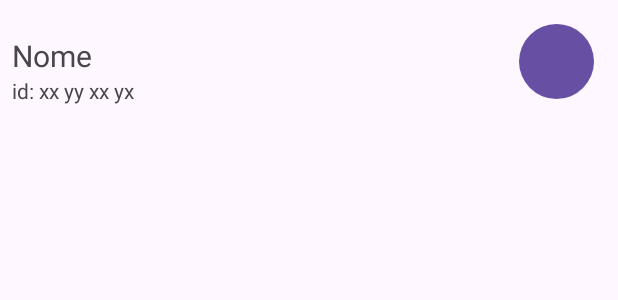
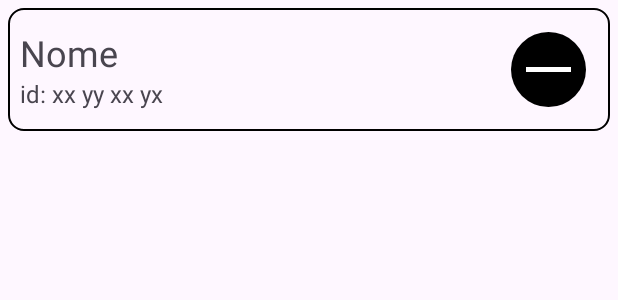
Before and after one commit to artcarvalho/DreamLock, an Android app: the layout lista_usuarios.xml on its own in the app's theme, with its tools: preview values and no code run, on a phone screen of 412 x 824 dp. Shown: the top 300 px of the screen. Run offline under Robolectric (Android 15) with nearby library versions, the phone set to English and light mode, and no system bars; Roboto replaces fonts that are not available here.

Commit message:
deletando itens, da lista de usuarios

```diff
--- a/app/src/main/java/artur/renata/dreamlock/activity/UsuariosActivity.java
+++ b/app/src/main/java/artur/renata/dreamlock/activity/UsuariosActivity.java
@@ -48,8 +48,9 @@ public class UsuariosActivity extends AppCompatActivity {
         rvItensID.setHasFixedSize(true);
         RecyclerView.LayoutManager layoutManager = new LinearLayoutManager(this);
         rvItensID.setLayoutManager(layoutManager);
-        DividerItemDecoration dividerItemDecoration = new DividerItemDecoration(rvItensID.getContext(), DividerItemDecoration.VERTICAL);
-        rvItensID.addItemDecoration(dividerItemDecoration);
+
+        //DividerItemDecoration dividerItemDecoration = new DividerItemDecoration(rvItensID.getContext(), DividerItemDecoration.VERTICAL);
+        //rvItensID.addItemDecoration(dividerItemDecoration); //isso só decora
 
 
     }
--- a/app/src/main/java/artur/renata/dreamlock/adapter/adapter_user.java
+++ b/app/src/main/java/artur/renata/dreamlock/adapter/adapter_user.java
@@ -3,6 +3,7 @@ package artur.renata.dreamlock.adapter;
 import android.view.LayoutInflater;
 import android.view.View;
 import android.view.ViewGroup;
+import android.widget.Button;
 import android.widget.TextView;
 
 import androidx.annotation.NonNull;
@@ -32,11 +33,13 @@ public class adapter_user extends RecyclerView.Adapter{
         LayoutInflater inflater = LayoutInflater.from(usuarios);
         View v = inflater.inflate(R.layout.lista_usuarios,parent,false);
         return new viewHolder_user(v);
+
     }
 
     @Override
     public void onBindViewHolder(@NonNull RecyclerView.ViewHolder holder, int position) {
-        idModel id = ids.get(position);
+        int pos = position;
+        idModel id = ids.get(pos);
         View v = holder.itemView;
 
         TextView nomeView = v.findViewById(R.id.nome_userView);
@@ -44,10 +47,22 @@ public class adapter_user extends RecyclerView.Adapter{
 
         TextView idView = v.findViewById(R.id.id_tagView);
         idView.setText(id.id);
+        Button btn_apagar = v.findViewById(R.id.btn_removeUser);
+        btn_apagar.setOnClickListener(new View.OnClickListener() {
+            @Override
+            public void onClick(View v) {
+                removeAt(pos);
+            }
+        });
     }
 
     @Override
     public int getItemCount() {
         return ids.size();
     }
+    public void removeAt(int position) {
+        ids.remove(position);
+        notifyItemRemoved(position);
+        notifyItemRangeChanged(position, ids.size());
+    }
 }
--- /dev/null
+++ b/app/src/main/res/drawable/border.xml
@@ -0,0 +1,8 @@
+<?xml version="1.0" encoding="utf-8"?>
+<shape xmlns:android="http://schemas.android.com/apk/res/android"
+    android:shape="rectangle">
+
+    <stroke android:color="@color/black" android:width="1dp"/>
+    <corners android:radius="10dp" />
+
+    ></shape>
--- a/app/src/main/res/drawable/circulo.xml
+++ b/app/src/main/res/drawable/circulo.xml
@@ -5,7 +5,6 @@
     <solid
         android:color="#000000"/>
 
-
     <corners android:radius="100dp"/>
 
     ></shape>
--- /dev/null
+++ b/app/src/main/res/drawable/line.xml
@@ -0,0 +1,13 @@
+<?xml version="1.0" encoding="utf-8"?>
+<shape xmlns:android="http://schemas.android.com/apk/res/android"
+    android:shape="rectangle">
+
+    <solid
+        android:color="#FFFFFF"/>
+
+    <size
+        android:height="3dp"
+        android:width="30dp"
+        />
+
+    ></shape>
--- a/app/src/main/res/layout/activity_usuarios.xml
+++ b/app/src/main/res/layout/activity_usuarios.xml
@@ -11,10 +11,6 @@
         android:id="@+id/listaPessoas"
         android:layout_width="0dp"
         android:layout_height="0dp"
-        android:layout_marginStart="8dp"
-        android:layout_marginTop="8dp"
-        android:layout_marginEnd="8dp"
-        android:layout_marginBottom="8dp"
         android:background="#FFFFFF"
         app:layout_constraintBottom_toBottomOf="parent"
         app:layout_constraintEnd_toEndOf="parent"
--- a/app/src/main/res/layout/lista_usuarios.xml
+++ b/app/src/main/res/layout/lista_usuarios.xml
@@ -3,7 +3,10 @@
     xmlns:app="http://schemas.android.com/apk/res-auto"
     xmlns:tools="http://schemas.android.com/tools"
     android:layout_width="match_parent"
-    android:layout_height="wrap_content">
+    android:layout_height="wrap_content"
+    android:layout_margin="5dp"
+    android:background="@drawable/border"
+    android:padding="0dp">
 
     <TextView
         android:id="@+id/nome_userView"
@@ -12,16 +15,18 @@
         android:layout_marginStart="8dp"
         android:layout_marginBottom="8dp"
         android:text="Nome"
-        android:textSize="20sp"
+        android:textSize="24sp"
         app:layout_constraintBottom_toBottomOf="parent"
         app:layout_constraintStart_toStartOf="parent"
-        app:layout_constraintTop_toTopOf="parent" />
+        app:layout_constraintTop_toTopOf="parent"
+        app:layout_constraintVertical_bias="0.32999998" />
 
     <TextView
         android:id="@+id/id_tagView"
         android:layout_width="wrap_content"
         android:layout_height="wrap_content"
         android:text="xx yy xx yx"
+        android:textSize="16sp"
         app:layout_constraintStart_toEndOf="@+id/textView3"
         app:layout_constraintTop_toBottomOf="@+id/nome_userView" />
 
@@ -31,6 +36,7 @@
         android:layout_height="wrap_content"
         android:layout_marginStart="8dp"
         android:text="id: "
+        android:textSize="16sp"
         app:layout_constraintStart_toStartOf="parent"
         app:layout_constraintTop_toBottomOf="@+id/nome_userView" />
 
@@ -42,12 +48,21 @@
         android:layout_marginEnd="16dp"
         android:layout_marginBottom="16dp"
         android:background="@drawable/circulo"
-        android:backgroundTint="#000000"
-        android:textColorHighlight="#00FFFFFF"
-        android:textColorHint="#000000"
-        android:textColorLink="#00FFFFFF"
+        app:backgroundTint="@null"
         app:layout_constraintBottom_toBottomOf="parent"
         app:layout_constraintEnd_toEndOf="parent"
         app:layout_constraintTop_toTopOf="parent" />
 
+    <ImageView
+        android:id="@+id/imageView"
+        android:layout_width="wrap_content"
+        android:layout_height="wrap_content"
+        android:background="@drawable/line"
+        app:layout_constraintBottom_toBottomOf="@+id/btn_removeUser"
+        app:layout_constraintEnd_toEndOf="@+id/btn_removeUser"
+        app:layout_constraintStart_toStartOf="@+id/btn_removeUser"
+        app:layout_constraintTop_toTopOf="@+id/btn_removeUser"
+        app:srcCompat="@color/white" />
+
+
 </androidx.constraintlayout.widget.ConstraintLayout>
```
